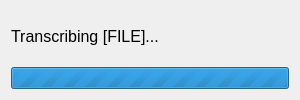
Before: the Qt Designer form ui/transcribing_file.ui in TSA-SoftwareDevTeam-2138052-2026/TSA2026, drawn with Qt 5.
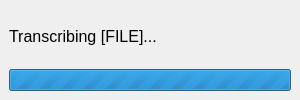
After: the same form once the commit is applied.

Commit message: Add concurrency for transcribing

```diff
--- a/ui/transcribing_file.ui
+++ b/ui/transcribing_file.ui
@@ -1,7 +1,7 @@
 <?xml version="1.0" encoding="UTF-8"?>
 <ui version="4.0">
- <class>Dialog</class>
- <widget class="QDialog" name="Dialog">
+ <class>MainWindow</class>
+ <widget class="QMainWindow" name="MainWindow">
   <property name="geometry">
    <rect>
     <x>0</x>
@@ -10,15 +10,10 @@
     <height>100</height>
    </rect>
   </property>
-  <property name="sizePolicy">
-   <sizepolicy hsizetype="Fixed" vsizetype="Fixed">
-    <horstretch>0</horstretch>
-    <verstretch>0</verstretch>
-   </sizepolicy>
-  </property>
   <property name="windowTitle">
    <string>Dialog</string>
   </property>
+  <widget class="QWidget" name="centralwidget">
   <layout class="QVBoxLayout" name="verticalLayout">
    <item>
     <widget class="QLabel" name="transcription_text">
@@ -48,6 +43,7 @@
     </widget>
    </item>
   </layout>
+  </widget>
  </widget>
  <resources/>
  <connections/>
```
Left out of the diff: 2 changed lines with no effect on the pictures. Lines whose indentation alone changed are shown as unchanged. The commit also changes 3 other files.
